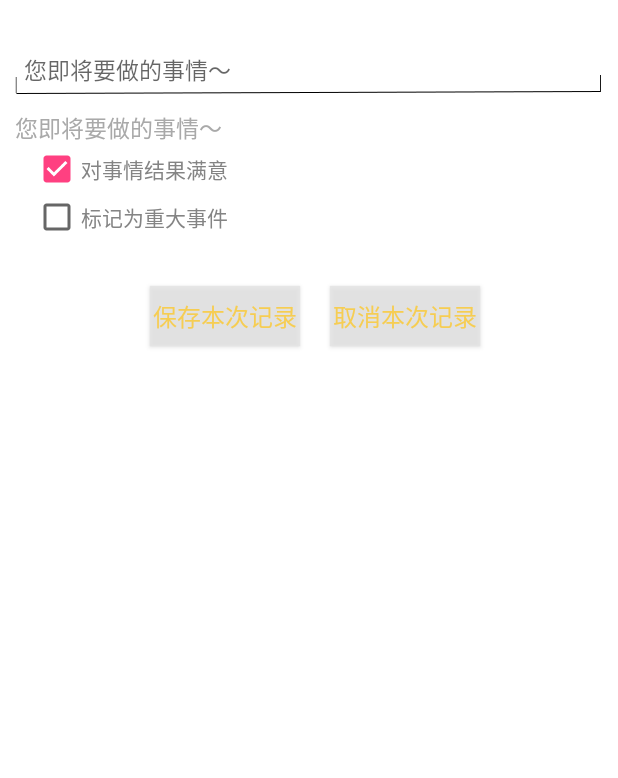
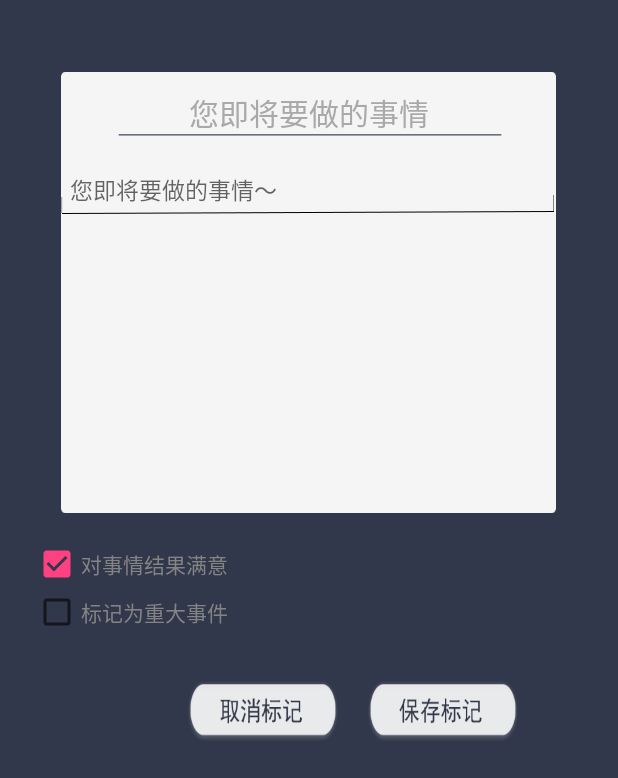
Before and after one commit to klaus201192239/writeMemory, an Android app: the EndActivity screen opened directly, with no data from a screen before it, on a phone screen of 412 x 824 dp. Shown: the top 778 px of the screen. Run offline under Robolectric (Android 15) with nearby library versions, the phone set to English and light mode, and no system bars; 1 statement that could not run was skipped.

Commit message:
Sixth Submit
UI changed

```diff
--- a/WriteMemory/app/src/main/res/layout/activity_end.xml
+++ b/WriteMemory/app/src/main/res/layout/activity_end.xml
@@ -2,39 +2,48 @@
     xmlns:tools="http://schemas.android.com/tools"
     android:layout_width="match_parent"
     android:layout_height="match_parent"
-    android:background="#FFFFFF"
+    android:background="#32384b"
     tools:context=".EndActivity" >
+
+
+    <ImageView
+        android:id="@+id/endwite"
+        android:layout_width="330dp"
+        android:layout_height="330dp"
+        android:layout_centerHorizontal="true"
+        android:layout_marginTop="30dp"
+        android:src="@mipmap/endwit"/>
+
+
+    <TextView
+        android:id="@+id/ething_time"
+        android:layout_width="wrap_content"
+        android:layout_height="wrap_content"
+        android:layout_centerHorizontal="true"
+        android:layout_marginTop="60dp"
+        android:text="您即将要做的事情"
+        android:textColor="#a9a9a9"
+        android:textSize="20sp" />
 
     <EditText
         android:id="@+id/ething_content"
-        android:layout_width="match_parent"
+        android:layout_width="330dp"
         android:layout_height="wrap_content"
-        android:layout_marginLeft="10dp"
-        android:layout_marginRight="10dp"
-        android:layout_marginTop="30dp"
+        android:layout_marginTop="110dp"
+        android:layout_centerHorizontal="true"
         android:background="@mipmap/noticeinput"
         android:hint="您即将要做的事情～"
         android:paddingLeft="6dp"
         android:textColor="#a9a9a9"
         android:textSize="15sp" />
 
-    <TextView
-        android:id="@+id/ething_time"
-        android:layout_width="match_parent"
-        android:layout_height="wrap_content"
-        android:layout_below="@id/ething_content"
-        android:layout_marginLeft="10dp"
-        android:layout_marginRight="10dp"
-        android:layout_marginTop="10dp"
-        android:text="您即将要做的事情～"
-        android:textColor="#a9a9a9"
-        android:textSize="15sp" />
+
 
     <CheckBox
         android:id="@+id/ething_pride"
         android:layout_width="wrap_content"
         android:layout_height="wrap_content"
-        android:layout_below="@id/ething_time"
+        android:layout_below="@id/endwite"
         android:layout_marginLeft="22dp"
         android:checked="true"
         android:text="对事情结果满意"
@@ -55,29 +64,19 @@
         android:layout_width="100dp"
         android:layout_height="40dp"
         android:layout_below="@id/ething_important"
-        android:layout_marginLeft="100dp"
+        android:layout_marginLeft="245dp"
         android:layout_marginTop="30dp"
-        android:layout_span="2"
-        android:alpha="0.8"
-        android:background="#E5E5E5"
-        android:onClick="btonclick"
-        android:text="保存本次记录"
-        android:textColor="#FFCC33"
-        android:textSize="16sp" />
+        android:background="@mipmap/endsave"
+        android:onClick="btonclick" />
 
     <Button
         android:id="@+id/ething_no"
         android:layout_width="100dp"
         android:layout_height="40dp"
         android:layout_below="@id/ething_important"
-        android:layout_marginLeft="220dp"
+        android:layout_marginLeft="125dp"
         android:layout_marginTop="30dp"
-        android:layout_span="2"
-        android:alpha="0.8"
-        android:background="#E5E5E5"
-        android:onClick="btonclick"
-        android:text="取消本次记录"
-        android:textColor="#FFCC33"
-        android:textSize="16sp" />
+        android:background="@mipmap/enddele"
+        android:onClick="btonclick" />
 
 </RelativeLayout>
```
Also changed, not shown: WriteMemory/app/src/main/res/layout/activity_logon.xml (+28 -16 lines), WriteMemory/app/src/main/res/mipmap-hdpi/enddele.png (added), WriteMemory/app/src/main/res/mipmap-hdpi/endhappy.png (added), WriteMemory/app/src/main/res/mipmap-hdpi/endpride.png (added), WriteMemory/app/src/main/res/mipmap-hdpi/endsave.png (added), WriteMemory/app/src/main/res/mipmap-hdpi/endwit.png (added).
